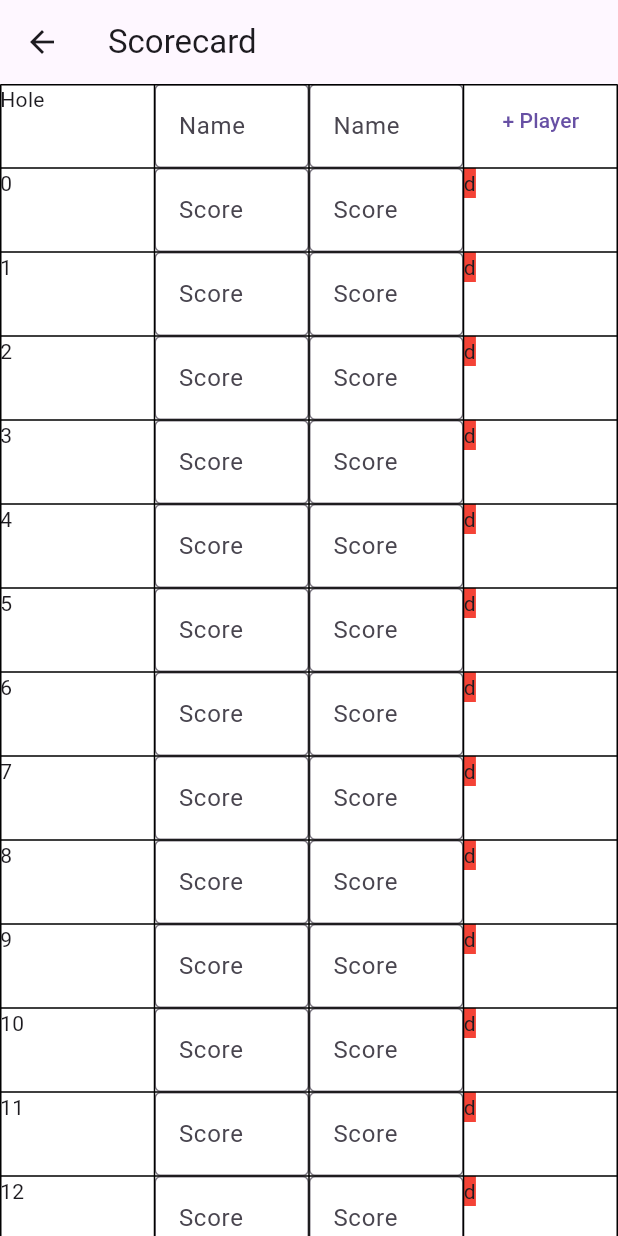
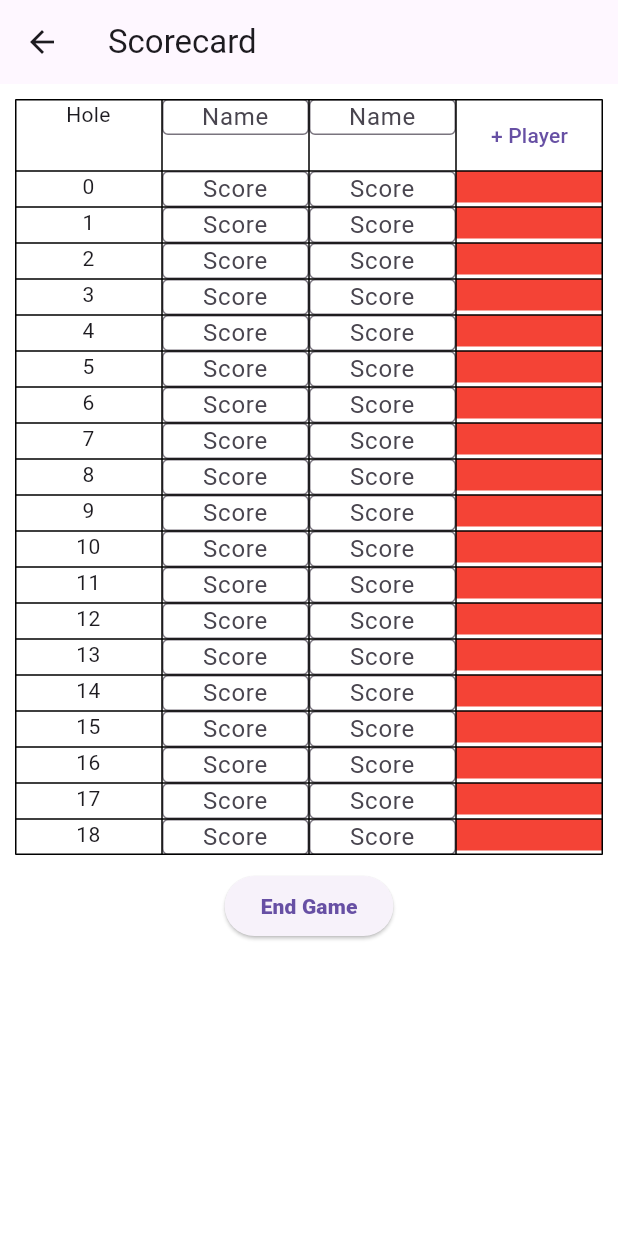
Before and after one commit to Pirkhs/ParPal, a Flutter app: the Scorecard screen opened directly, after a tap on "+ Player", on a phone screen of 412 x 824 dp. Run offline on Flutter 3.47's test engine with Material 3 defaults, Android fonts, the light colour scheme and no system bars.

Commit message:
grid fit to screen

```diff
--- a/lib/input_box.dart
+++ b/lib/input_box.dart
@@ -10,9 +10,12 @@ class InputBox extends StatelessWidget {
   Widget build(BuildContext context) {
     return TextField(
       keyboardType: isText? TextInputType.text : TextInputType.number,
+      textAlign: TextAlign.center,
       decoration: InputDecoration(
         border: const OutlineInputBorder(),
         hintText: hint,
+        isDense: true,
+        contentPadding: const EdgeInsets.all(0),
       )
     );
   }
--- a/lib/scorecard.dart
+++ b/lib/scorecard.dart
@@ -1,5 +1,8 @@
 import 'package:flutter/material.dart';
 import 'package:parpal/input_box.dart';
+import 'package:parpal/styled_btn.dart';
+
+const scorecardTextStyle = TextStyle(color: Colors.black);
 
 class Scorecard extends StatefulWidget {
   const Scorecard({super.key});
@@ -25,33 +28,46 @@ class _ScorecardState extends State<Scorecard> {
       appBar: AppBar(
         title: const Text("Scorecard")
       ),
-      body: Table(
+      body: Column(
+        children: [
+          Container(
+            margin: const EdgeInsets.all(10),
+            child: Table(
               border: TableBorder.all(width: 1),
               children: [
                 TableRow(
                   children: [
-              const Text("Hole"),
+                    const Text("Hole", textAlign: TextAlign.center),
                     for (int i = 0; i < players; i++)
                       const InputBox(isText: true, hint: "Name"),
                     TextButton(
                       onPressed: incrementPlayers,
-                child: const Text("+ Player")
+                      child: const Text("+ Player", textAlign: TextAlign.center)
                     )
                   ],
                 ),
-          for (int i = 0; i < holes; i++)
+
+                for (int i = 0; i < holes + 1; i++)
                   TableRow(
                     children: [
-                Text("$i"),
+                      Text("$i", textAlign: TextAlign.center),
 
                       for (int j = 0; j < players; j++)
                         const InputBox(isText: false, hint: "Score"),
 
-                const Text("d", style: TextStyle(backgroundColor: Colors.red))
+                      // const SizedBox.shrink(),
+                      Container (
+                        color: Colors.red,
+                        child: const Text("")
+                      )
                     ]
                   ),
 
               ]
+            ),
+          ),
+          StyledButton(onPressed: () {}, text: "End Game"),
+        ],
       )
     );
   }
--- /dev/null
+++ b/lib/styled_btn.dart
@@ -0,0 +1,18 @@
+import 'package:flutter/material.dart';
+
+var buttonTextStyle = const TextStyle(fontWeight: FontWeight.w900);
+
+class StyledButton extends StatelessWidget {
+  const StyledButton({super.key, required this.onPressed, required this.text});
+
+  final void Function() onPressed;
+  final String text;
+
+  @override
+  Widget build(BuildContext context) {
+    return ElevatedButton(
+                  onPressed: onPressed,
+                  child:
+                      Text(text, style: buttonTextStyle));
+  }
+}
```
Also changed, not shown: lib/create_scorecard.dart (deleted, +0 -35 lines), lib/home.dart (+7 -8 lines). Lines whose indentation alone changed are shown as unchanged.
